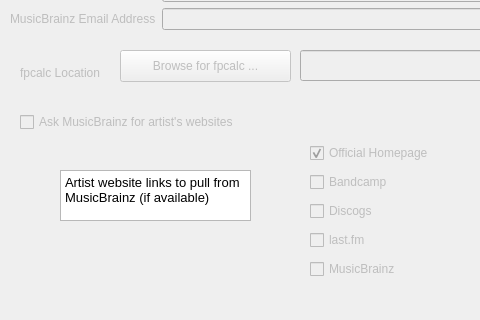
whatsnowplaying/whats-now-playing, file nowplaying/resources/ui/recognition_acoustidmb.ui: the form before one commit; both pictures show x 0 to 480 and y 160 to 480 of the 640 by 480 pixel window.
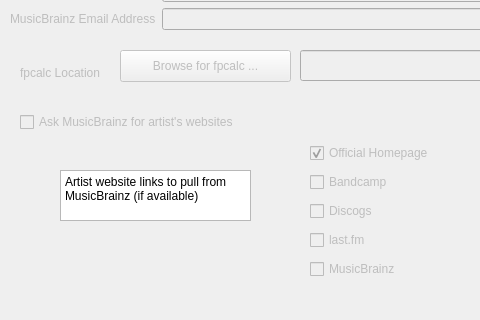
The form after the commit.

Commit message:
Fix Windows font scaling, hide unimplemented Kick commands, docs
* Remove hardcoded macOS font families and absolute pt sizes from
  all settings UI panels; Qt now inherits system font correctly on
  all platforms
* Fix About page title to use widget font property instead of
  inline HTML font-size
* Hide unimplemented command/permissions widgets in Kick Chat UI
* Add kickbot-settings.png and kickbot-chat.png to docs
* Update CHANGELOG: security fixes, SSL CA store, reliability
  improvements, arrow overlay, font scaling, Serato3 null-byte fix
* Remove basedpyright from requirements-dev.txt

Patch:
```diff
--- a/nowplaying/resources/ui/recognition_acoustidmb.ui
+++ b/nowplaying/resources/ui/recognition_acoustidmb.ui
@@ -250,8 +250,8 @@
 hr { height: 1px; border-width: 0; }
 li.unchecked::marker { content: &quot;\2610&quot;; }
 li.checked::marker { content: &quot;\2612&quot;; }
-&lt;/style&gt;&lt;/head&gt;&lt;body style=&quot; font-family:'.AppleSystemUIFont'; font-size:13pt; font-weight:400; font-style:normal;&quot;&gt;
-&lt;p style=&quot; margin-top:0px; margin-bottom:0px; margin-left:0px; margin-right:0px; -qt-block-indent:0; text-indent:0px;&quot;&gt;&lt;span style=&quot; font-family:'Sans'; font-size:10pt;&quot;&gt;Artist website links to pull from MusicBrainz (if available)&lt;/span&gt;&lt;/p&gt;&lt;/body&gt;&lt;/html&gt;</string>
+&lt;/style&gt;&lt;/head&gt;&lt;body&gt;
+&lt;p style=&quot;margin-top:0px; margin-bottom:0px; margin-left:0px; margin-right:0px; -qt-block-indent:0; text-indent:0px&quot;&gt;Artist website links to pull from MusicBrainz (if available)&lt;/p&gt;&lt;/body&gt;&lt;/html&gt;</string>
    </property>
   </widget>
   <widget class="QCheckBox" name="websites_checkbox">
```
The commit also changes 26 other files.
